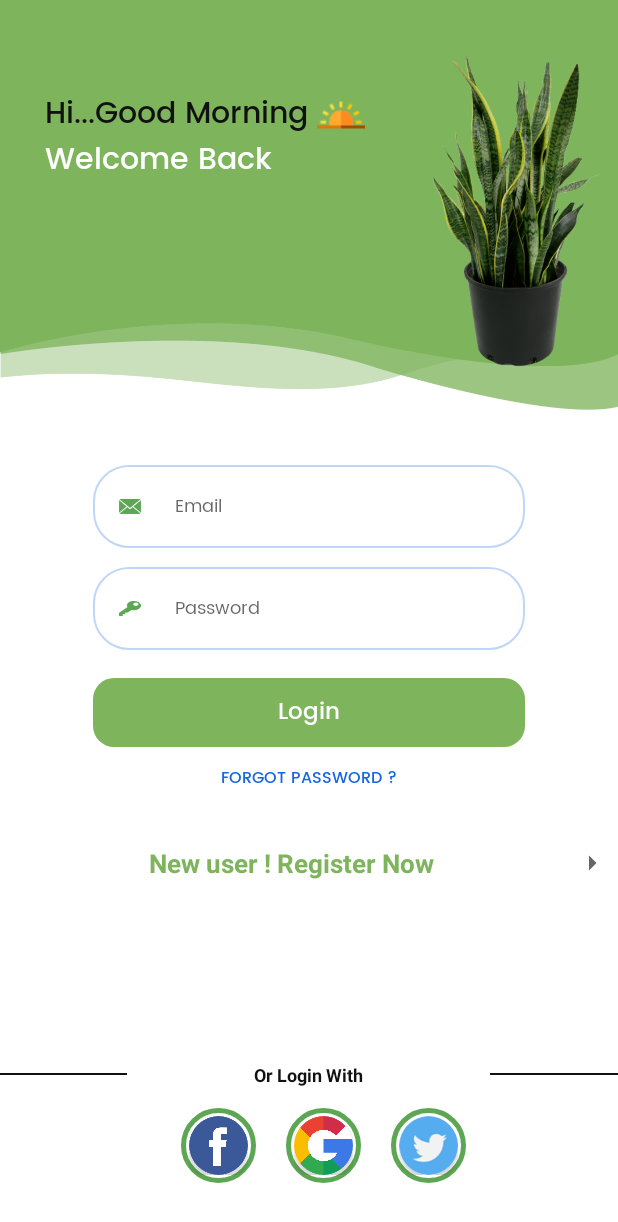
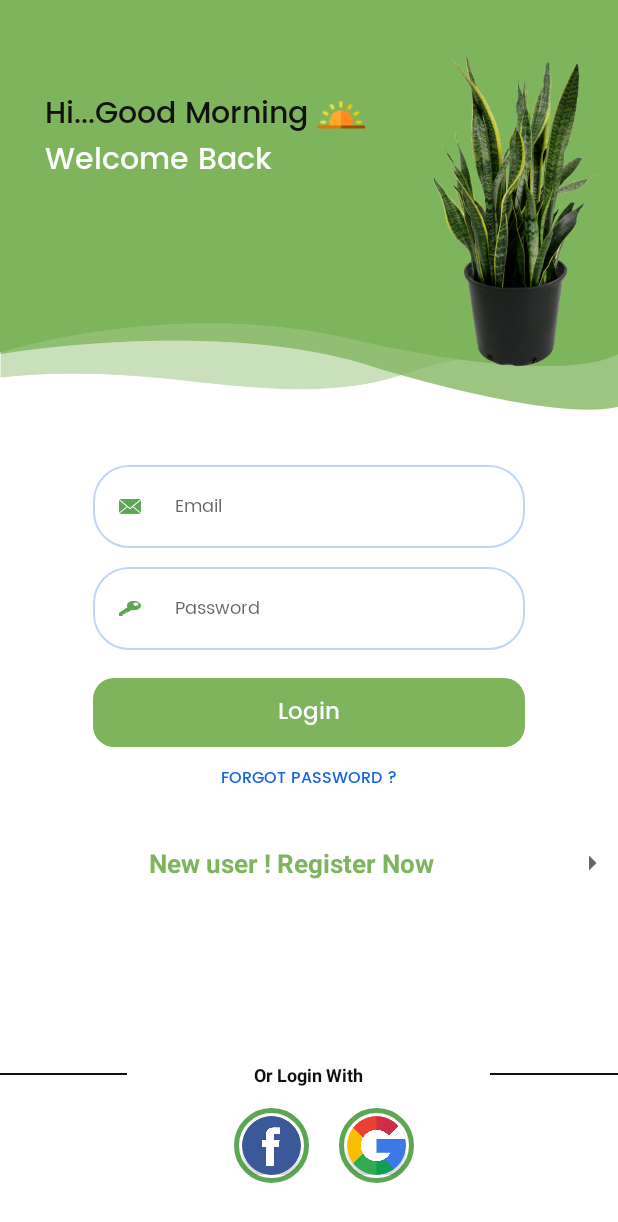
Before and after one commit to Jarvis-byte/Salvador, an Android app: the screen it shows after launch (LoginScreen), on a phone screen of 412 x 824 dp. Shown: the top 1222 px of the screen. Run offline under Robolectric (Android 15) with nearby library versions, the phone set to English and light mode, and no system bars; our stand-ins replace Firebase (no records; nobody signed in at launch, a user with empty details on screens opened directly); libraries missing offline, so code that uses them is left out: com.facebook, com.facebook.login; plain views replace LoginButton; 5 statements that could not run were skipped.

Commit message:
16-03-21(12:44AM)

```diff
--- a/app/build.gradle
+++ b/app/build.gradle
@@ -60,4 +60,10 @@ dependencies {
     annotationProcessor 'com.github.bumptech.glide:compiler:4.12.0'
     implementation 'com.github.smarteist:autoimageslider:1.4.0-appcompat'
     implementation 'com.github.denzcoskun:ImageSlideshow:0.0.6'
+
+    compile 'com.github.deano2390:MaterialShowcaseView:1.3.4'
+    implementation 'com.github.mreram:showcaseview:1.2.0'
+
+    //OkHttp
+    implementation("com.squareup.okhttp3:okhttp:4.9.0")
 }
--- a/app/src/main/java/com/flowerhunt/LoginScreen.java
+++ b/app/src/main/java/com/flowerhunt/LoginScreen.java
@@ -26,9 +26,6 @@ import com.facebook.AccessToken;
 import com.facebook.CallbackManager;
 import com.facebook.FacebookCallback;
 import com.facebook.FacebookException;
-import com.facebook.GraphRequest;
-import com.facebook.GraphResponse;
-import com.facebook.HttpMethod;
 import com.facebook.login.LoginResult;
 import com.facebook.login.widget.LoginButton;
 import com.flowerhunt.Model.UserDetails;
@@ -38,6 +35,7 @@ import com.google.android.gms.auth.api.signin.GoogleSignInClient;
 import com.google.android.gms.auth.api.signin.GoogleSignInOptions;
 import com.google.android.gms.common.api.ApiException;
 import com.google.android.gms.tasks.OnCompleteListener;
+
 import com.google.android.gms.tasks.OnSuccessListener;
 import com.google.android.gms.tasks.Task;
 import com.google.firebase.auth.AuthCredential;
@@ -46,9 +44,9 @@ import com.google.firebase.auth.FacebookAuthProvider;
 import com.google.firebase.auth.FirebaseAuth;
 import com.google.firebase.auth.FirebaseUser;
 import com.google.firebase.auth.GoogleAuthProvider;
+
 import com.google.firebase.firestore.FirebaseFirestore;
 
-import org.json.JSONObject;
 
 import java.util.Arrays;
 import java.util.Calendar;
@@ -58,7 +56,7 @@ public class LoginScreen extends AppCompatActivity {
 
     public Dialog mDialog;
     TextView new_user_login, greeting_message, welcome_back, btn_login, btn_forgot_password;
-    RelativeLayout gmail_login, twitter_login, RRfb, RL_Email, RL_Password;
+    RelativeLayout gmail_login, RRfb, RL_Email, RL_Password;
     ImageView fb, img_app_icon;
     float v = 0;
     LinearLayout LLExtraLogin;
@@ -69,9 +67,10 @@ public class LoginScreen extends AppCompatActivity {
     ProgressBar progressBar;
     String userId, name;
     String id;
+
     private GoogleSignInClient mGoogleSignInClient;
     private String TAG = "LoginScreen";
-    private FirebaseAuth mAuth;
+
     private int RC_SIGN_IN = 1;
     private CallbackManager callbackManager;
     private LoginButton loginButton;
@@ -84,8 +83,9 @@ public class LoginScreen extends AppCompatActivity {
         new_user_login = findViewById(R.id.new_user_login);
         gmail_login = findViewById(R.id.gmail_login);
         fb = findViewById(R.id.fb);
+
         greeting_message = findViewById(R.id.greeting_message);
-        twitter_login = findViewById(R.id.twitter_login);
+
         RRfb = findViewById(R.id.RRfb);
         LLExtraLogin = findViewById(R.id.LLExtraLogin);
         img_app_icon = findViewById(R.id.img_app_icon);
@@ -105,7 +105,7 @@ public class LoginScreen extends AppCompatActivity {
 
         WelcomeMessage();
 
-        mAuth = FirebaseAuth.getInstance();
+
         //Google Login
         GoogleSignInOptions gso = new GoogleSignInOptions.Builder(GoogleSignInOptions.DEFAULT_SIGN_IN)
                 .requestIdToken(getString(R.string.default_web_client_id))
@@ -171,6 +171,8 @@ public class LoginScreen extends AppCompatActivity {
                 }
             }
         });
+
+
     }
 
     private void Login_using_email() {
@@ -198,7 +200,7 @@ public class LoginScreen extends AppCompatActivity {
     private void animate() {
         RRfb.setTranslationY(300);
         gmail_login.setTranslationY(300);
-        twitter_login.setTranslationY(300);
+
         LLExtraLogin.setTranslationY(300);
         img_app_icon.setTranslationY(300);
         greeting_message.setTranslationY(300);
@@ -211,7 +213,7 @@ public class LoginScreen extends AppCompatActivity {
 
         RRfb.setAlpha(v);
         gmail_login.setAlpha(v);
-        twitter_login.setAlpha(v);
+
         LLExtraLogin.setAlpha(v);
         img_app_icon.setAlpha(v);
         greeting_message.setAlpha(v);
@@ -224,7 +226,6 @@ public class LoginScreen extends AppCompatActivity {
 
         RRfb.animate().translationY(0).alpha(1).setDuration(1500).setStartDelay(400).start();
         gmail_login.animate().translationY(0).alpha(1).setDuration(1500).setStartDelay(400).start();
-        twitter_login.animate().translationY(0).alpha(1).setDuration(1500).setStartDelay(400).start();
         LLExtraLogin.animate().translationY(0).alpha(1).setDuration(1500).setStartDelay(400).start();
         img_app_icon.animate().translationY(0).alpha(1).setDuration(1500).setStartDelay(400).start();
         greeting_message.animate().translationY(0).alpha(1).setDuration(1500).setStartDelay(400).start();
@@ -275,13 +276,13 @@ public class LoginScreen extends AppCompatActivity {
         Log.d(TAG, "handleFacebookAccessToken:" + accessToken);
 
         AuthCredential credential = FacebookAuthProvider.getCredential(accessToken.getToken());
-        mAuth.signInWithCredential(credential)
+        auth.signInWithCredential(credential)
                 .addOnCompleteListener(this, new OnCompleteListener<AuthResult>() {
                     @Override
                     public void onComplete(@NonNull Task<AuthResult> task) {
                         if (task.isSuccessful()) {
                             name = FirebaseAuth.getInstance().getCurrentUser().getDisplayName();
-                            userId = mAuth.getCurrentUser().getUid();
+                            userId = auth.getCurrentUser().getUid();
                             UserDetails userDetails = new UserDetails(name, userId);
                             database.collection("Users")
                                     .document(userId).set(userDetails).addOnSuccessListener(new OnSuccessListener<Void>() {
@@ -316,6 +317,8 @@ public class LoginScreen extends AppCompatActivity {
         }
     }
 
+
+
     private void signIN() {
         Intent signInIntent = mGoogleSignInClient.getSignInIntent();
         startActivityForResult(signInIntent, RC_SIGN_IN);
@@ -330,6 +333,7 @@ public class LoginScreen extends AppCompatActivity {
             showProgress();
             handleSignResult(task);
         }
+
     }
 
     private void handleSignResult(Task<GoogleSignInAccount> task) {
@@ -347,12 +351,12 @@ public class LoginScreen extends AppCompatActivity {
     private void FirebaseGoogleAuth(GoogleSignInAccount acc) {
 
         AuthCredential authCredential = GoogleAuthProvider.getCredential(acc.getIdToken(), null);
-        mAuth.signInWithCredential(authCredential).addOnCompleteListener(this, new OnCompleteListener<AuthResult>() {
+        auth.signInWithCredential(authCredential).addOnCompleteListener(this, new OnCompleteListener<AuthResult>() {
             @Override
             public void onComplete(@NonNull Task<AuthResult> task) {
                 if (task.isSuccessful()) {
                     name = FirebaseAuth.getInstance().getCurrentUser().getDisplayName();
-                    userId = mAuth.getCurrentUser().getUid();
+                    userId = auth.getCurrentUser().getUid();
                     UserDetails userDetails = new UserDetails(name, userId);
 
                     database.collection("Users")
@@ -379,7 +383,7 @@ public class LoginScreen extends AppCompatActivity {
         finish();
     }
 
-    private void showProgress() {
+    public void showProgress() {
         mDialog = new Dialog(this);
         mDialog.requestWindowFeature(Window.FEATURE_NO_TITLE);
         mDialog.setContentView(R.layout.custom_progress_layout);
@@ -389,7 +393,7 @@ public class LoginScreen extends AppCompatActivity {
         mDialog.show();
     }
 
-    private void hideProgress() {
+    public void hideProgress() {
         if (mDialog != null) {
             mDialog.dismiss();
             mDialog = null;
--- /dev/null
+++ b/app/src/main/res/drawable/ic_baseline_arrow_forward_24.xml
@@ -0,0 +1,5 @@
+<vector android:height="24dp" android:tint="#FFFFFF"
+    android:viewportHeight="24" android:viewportWidth="24"
+    android:width="24dp" xmlns:android="http://schemas.android.com/apk/res/android">
+    <path android:fillColor="@android:color/white" android:pathData="M12,4l-1.41,1.41L16.17,11H4v2h12.17l-5.58,5.59L12,20l8,-8z"/>
+</vector>
--- a/app/src/main/res/layout/activity_home_dash_board.xml
+++ b/app/src/main/res/layout/activity_home_dash_board.xml
@@ -77,6 +77,7 @@
                     app:auto_cycle="true"
                     app:corner_radius="20"
                     app:delay="0"
+                    android:background="#F6F9F5"
                     app:error_image="@drawable/plant1"
                     app:period="3000" />
             </androidx.cardview.widget.CardView>
@@ -85,6 +86,7 @@
                 android:id="@+id/recyclerView"
                 android:layout_width="match_parent"
                 android:layout_height="match_parent"
+                android:background="#F6F9F5"
                 android:layout_below="@+id/image_slider_card_layout"
                 android:layout_marginTop="10dp" />
 
--- a/app/src/main/res/layout/activity_login.xml
+++ b/app/src/main/res/layout/activity_login.xml
@@ -273,6 +273,7 @@
                     app:cardCornerRadius="50dp">
 
                     <ImageView
+
                         android:layout_width="match_parent"
                         android:layout_height="match_parent"
                         android:scaleType="centerCrop"
@@ -280,33 +281,7 @@
                 </androidx.cardview.widget.CardView>
             </RelativeLayout>
 
-            <RelativeLayout
-                android:id="@+id/twitter_login"
-                android:layout_width="50dp"
-                android:layout_height="50dp"
-                android:layout_centerHorizontal="true"
-                android:layout_centerVertical="true"
-                android:layout_marginStart="20dp"
-                android:background="@drawable/rounded_profile_textview"
-                android:padding="5dp">
 
-                <androidx.cardview.widget.CardView
-
-                    android:layout_width="50dp"
-                    android:layout_height="50dp"
-                    android:layout_centerHorizontal="true"
-                    android:layout_centerVertical="true"
-                    android:padding="10dp"
-                    app:cardCornerRadius="50dp">
-
-                    <ImageView
-
-                        android:layout_width="match_parent"
-                        android:layout_height="match_parent"
-                        android:scaleType="centerCrop"
-                        android:src="@drawable/twitter" />
-                </androidx.cardview.widget.CardView>
-            </RelativeLayout>
         </LinearLayout>
     </LinearLayout>
 
--- a/app/src/main/res/layout/activity_profile.xml
+++ b/app/src/main/res/layout/activity_profile.xml
@@ -4,6 +4,7 @@
     xmlns:tools="http://schemas.android.com/tools"
     android:layout_width="match_parent"
     android:layout_height="match_parent"
+    android:background="#F6F9F5"
     tools:context=".Profile">
 
     <ImageView
--- a/app/src/main/res/values/strings.xml
+++ b/app/src/main/res/values/strings.xml
@@ -2,7 +2,8 @@
     <string name="app_name">Salvador</string>
     <string name="facebook_app_id">128247052531799</string>
     <string name="fb_login_protocol_scheme">fb128247052531799</string>
-
+    <string name="Api_Key">3T45ymgOqOW6aqaLaPcexSZy9</string>
+    <string name="Api_Secreat">N1W1MtwAm43ESKa5Gcf4KuxjqelAvdhQBSEeoMOAdxcBugB6J4</string>
     <string name="login_email_hint">Email</string>
     <string name="login_password_hint">Password</string>
 
```
Also changed, not shown: app/src/main/AndroidManifest.xml (+8 -2 lines), app/src/main/java/com/flowerhunt/HomeDashboard.java (+96 -4 lines), app/src/main/java/com/flowerhunt/MainActivity.java (added, +14 -0 lines), app/src/main/java/com/flowerhunt/SplashScreen.java (+3 -6 lines), app/src/main/res/drawable/unlo_back.xml (added, +12 -0 lines), app/src/main/res/layout/activity_main.xml (added, +80 -0 lines), app/src/main/res/drawable-v24/forward.webp (added), app/src/main/res/drawable-v24/unlo_splash_image.webp (added), app/src/main/res/drawable-v24/unlu_splash_icon.webp (added).
